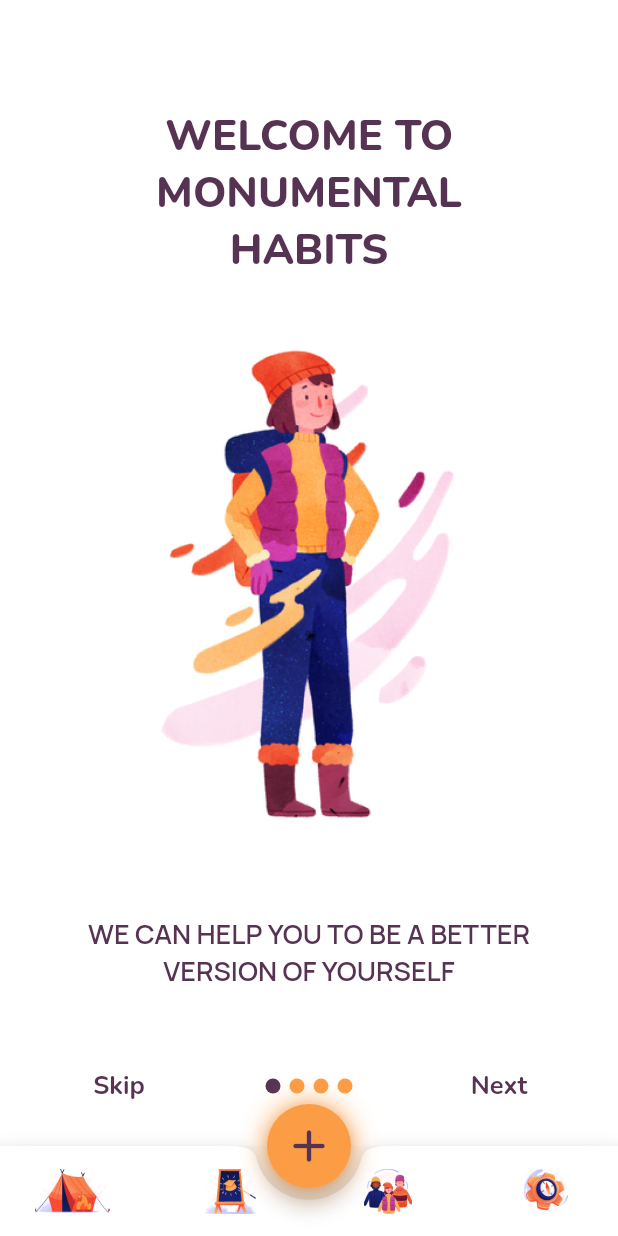
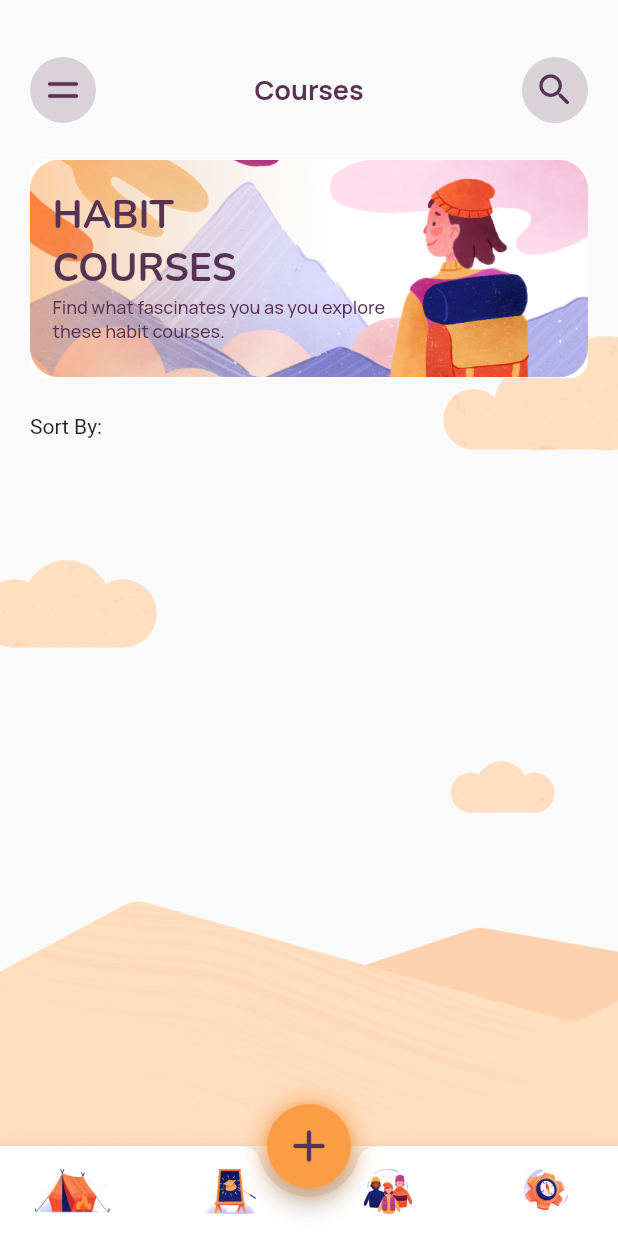
Before and after one commit to Ripat-2345/habit_builder_app, a Flutter app: the screen it shows after launch, item 2 of the bottom bar chosen, on a phone screen of 412 x 824 dp. Run offline on Flutter 3.47's test engine with Material 2 defaults, Android fonts, the light colour scheme and no system bars; drawn by our look-alikes of introduction_screen; our stand-ins replace google_fonts.

Commit message:
course screen still develop

```diff
--- /dev/null
+++ b/lib/screens/course/course_screen.dart
@@ -0,0 +1,128 @@
+import 'package:flutter/material.dart';
+import 'package:habit_builder_app/widgets/widget_app_bar.dart';
+
+import '../../consts.dart';
+
+class CourseScreen extends StatelessWidget {
+  const CourseScreen({Key? key}) : super(key: key);
+
+  @override
+  Widget build(BuildContext context) {
+    return Scaffold(
+      body: Stack(
+        children: [
+          Align(
+            alignment: Alignment.bottomCenter,
+            child: Image.asset(
+              "assets/images/background.png",
+              fit: BoxFit.cover,
+            ),
+          ),
+          Padding(
+            padding: const EdgeInsets.symmetric(horizontal: 20, vertical: 38),
+            child: Column(
+              children: [
+                WidgetAppBar(
+                  prefix: InkWell(
+                    onTap: () {},
+                    child: Container(
+                      width: 44,
+                      height: 44,
+                      decoration: BoxDecoration(
+                        borderRadius: BorderRadius.circular(100),
+                        color: primaryColor.withOpacity(0.2),
+                      ),
+                      child: Image.asset(
+                        "assets/icons/menu_icon.png",
+                      ),
+                    ),
+                  ),
+                  title: Text(
+                    'Courses',
+                    style: manrope.copyWith(
+                      color: primaryColor,
+                      fontSize: 18,
+                      fontWeight: FontWeight.w700,
+                    ),
+                  ),
+                  suffix: InkWell(
+                    onTap: () {},
+                    child: Container(
+                      width: 44,
+                      height: 44,
+                      decoration: BoxDecoration(
+                        borderRadius: BorderRadius.circular(100),
+                        color: primaryColor.withOpacity(0.2),
+                      ),
+                      child: Icon(
+                        Icons.search_rounded,
+                        color: primaryColor,
+                        size: 28,
+                      ),
+                    ),
+                  ),
+                ),
+                const SizedBox(
+                  height: 24,
+                ),
+                Container(
+                  width: 374,
+                  height: 146,
+                  decoration: BoxDecoration(
+                    borderRadius: BorderRadius.circular(12),
+                    color: Colors.white,
+                    image: const DecorationImage(
+                      image: AssetImage(
+                          "assets/images/card_course_illustration.png"),
+                    ),
+                  ),
+                  child: Padding(
+                    padding: const EdgeInsets.symmetric(
+                      horizontal: 15,
+                      vertical: 20,
+                    ),
+                    child: Column(
+                      crossAxisAlignment: CrossAxisAlignment.start,
+                      children: [
+                        Text(
+                          "HABIT\nCOURSES",
+                          style: nunito.copyWith(
+                            color: primaryColor,
+                            fontSize: 26,
+                            fontWeight: FontWeight.w700,
+                          ),
+                        ),
+                        Text(
+                          "Find what fascinates you as you explore\nthese habit courses.",
+                          style: manrope.copyWith(
+                            color: primaryColor,
+                            fontSize: 12,
+                            fontWeight: FontWeight.w500,
+                          ),
+                        )
+                      ],
+                    ),
+                  ),
+                ),
+                const SizedBox(
+                  height: 24,
+                ),
+                Row(
+                  children: [
+                    Container(
+                      child: Row(
+                        children: [
+                          Text("Sort By:"),
+                        ],
+                      ),
+                    ),
+                  ],
+                ),
+              ],
+            ),
+          ),
+        ],
+      ),
+    );
+  }
+}
--- a/lib/widgets/widget_bottom_navigation.dart
+++ b/lib/widgets/widget_bottom_navigation.dart
@@ -1,5 +1,6 @@
 import 'package:flutter/material.dart';
 import 'package:habit_builder_app/consts.dart';
+import 'package:habit_builder_app/screens/course/course_screen.dart';
 import 'package:habit_builder_app/screens/home/home_screen.dart';
 import 'package:habit_builder_app/screens/onboarding/onboarding_screen.dart';
 
@@ -28,7 +29,7 @@
         width: 50,
         height: 30,
       ),
-      Onboarding(),
+      const CourseScreen(),
     ],
     [
       Image.asset(
@@ -88,8 +89,7 @@
         //bottom navigation bar on scaffold
         color: Colors.white,
         shape: const CircularNotchedRectangle(), //shape of notch
-        notchMargin:
-            8, //notche margin between floating button and bottom appbar
+        notchMargin: 6,
         child: Padding(
           padding: const EdgeInsets.symmetric(horizontal: 23, vertical: 15),
           child: Row(
```
Also changed, not shown: assets/images/card_course_illustration.png (added).
